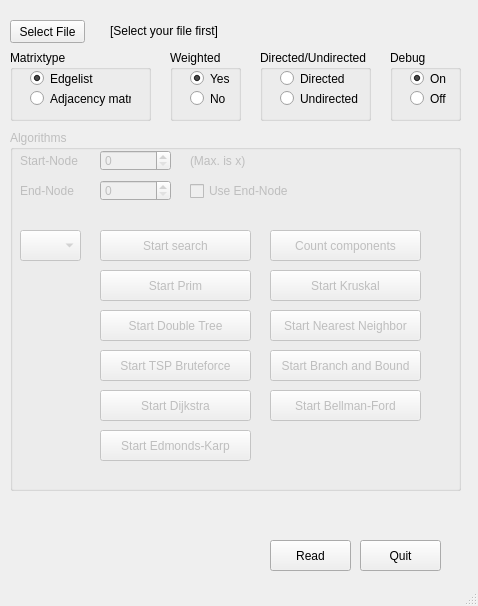
First picture: the form in mainwindow.ui, repository FNicolai/MMI, before the edit.
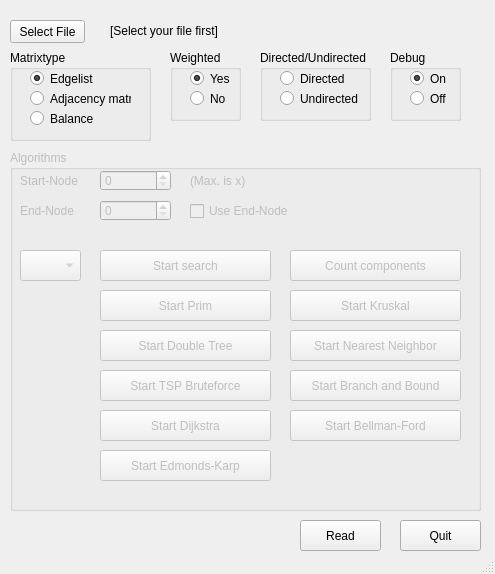
Second picture: the form after the edit.

Commit message:
Graph: Reading graph with balance and cost
- Added balance to node
- Added cost to edge
- Implemented new read function for new type of file
- Added new sample graphs
- Startet implementing cycle canceling algorithm
- Updated GUI for new type of file

```diff
--- a/mainwindow.ui
+++ b/mainwindow.ui
@@ -6,8 +6,8 @@
    <rect>
     <x>0</x>
     <y>0</y>
-    <width>478</width>
-    <height>606</height>
+    <width>495</width>
+    <height>574</height>
    </rect>
   </property>
   <property name="windowTitle">
@@ -20,7 +20,7 @@
       <x>10</x>
       <y>50</y>
       <width>141</width>
-      <height>71</height>
+      <height>91</height>
      </rect>
     </property>
     <property name="title">
@@ -55,6 +55,19 @@
       <string>Adjacency matrix</string>
      </property>
     </widget>
+    <widget class="QRadioButton" name="radioButton_balance_given">
+     <property name="geometry">
+      <rect>
+       <x>20</x>
+       <y>60</y>
+       <width>82</width>
+       <height>17</height>
+      </rect>
+     </property>
+     <property name="text">
+      <string>Balance</string>
+     </property>
+    </widget>
    </widget>
    <widget class="QPushButton" name="pushButton_read">
     <property name="enabled">
@@ -62,8 +75,8 @@
     </property>
     <property name="geometry">
      <rect>
-      <x>270</x>
-      <y>540</y>
+      <x>300</x>
+      <y>520</y>
       <width>81</width>
       <height>31</height>
      </rect>
@@ -171,8 +184,8 @@
    <widget class="QPushButton" name="pushButton_quit">
     <property name="geometry">
      <rect>
-      <x>360</x>
-      <y>540</y>
+      <x>400</x>
+      <y>520</y>
       <width>81</width>
       <height>31</height>
      </rect>
@@ -214,8 +227,8 @@
     <property name="geometry">
      <rect>
       <x>10</x>
-      <y>130</y>
-      <width>451</width>
+      <y>150</y>
+      <width>471</width>
       <height>361</height>
      </rect>
     </property>
@@ -227,7 +240,7 @@
       <rect>
        <x>90</x>
        <y>100</y>
-       <width>151</width>
+       <width>171</width>
        <height>31</height>
       </rect>
      </property>
@@ -290,9 +303,9 @@
     <widget class="QPushButton" name="pushButton_start_kruskal">
      <property name="geometry">
       <rect>
-       <x>260</x>
+       <x>280</x>
        <y>140</y>
-       <width>151</width>
+       <width>171</width>
        <height>31</height>
       </rect>
      </property>
@@ -305,7 +318,7 @@
       <rect>
        <x>90</x>
        <y>140</y>
-       <width>151</width>
+       <width>171</width>
        <height>31</height>
       </rect>
      </property>
@@ -316,9 +329,9 @@
     <widget class="QPushButton" name="pushButton_neares_neighbor">
      <property name="geometry">
       <rect>
-       <x>260</x>
+       <x>280</x>
        <y>180</y>
-       <width>151</width>
+       <width>171</width>
        <height>31</height>
       </rect>
      </property>
@@ -331,7 +344,7 @@
       <rect>
        <x>90</x>
        <y>180</y>
-       <width>151</width>
+       <width>171</width>
        <height>31</height>
       </rect>
      </property>
@@ -342,9 +355,9 @@
     <widget class="QPushButton" name="pushButton_start_branch_and_bound">
      <property name="geometry">
       <rect>
-       <x>260</x>
+       <x>280</x>
        <y>220</y>
-       <width>151</width>
+       <width>171</width>
        <height>31</height>
       </rect>
      </property>
@@ -357,7 +370,7 @@
       <rect>
        <x>90</x>
        <y>220</y>
-       <width>151</width>
+       <width>171</width>
        <height>31</height>
       </rect>
      </property>
@@ -370,7 +383,7 @@
       <rect>
        <x>90</x>
        <y>260</y>
-       <width>151</width>
+       <width>171</width>
        <height>31</height>
       </rect>
      </property>
@@ -426,9 +439,9 @@
     <widget class="QPushButton" name="pushButton_start_bellman_ford">
      <property name="geometry">
       <rect>
-       <x>260</x>
+       <x>280</x>
        <y>260</y>
-       <width>151</width>
+       <width>171</width>
        <height>31</height>
       </rect>
      </property>
@@ -439,9 +452,9 @@
     <widget class="QPushButton" name="pushButton_count_components">
      <property name="geometry">
       <rect>
-       <x>260</x>
+       <x>280</x>
        <y>100</y>
-       <width>151</width>
+       <width>171</width>
        <height>31</height>
       </rect>
      </property>
@@ -454,7 +467,7 @@
       <rect>
        <x>90</x>
        <y>300</y>
-       <width>151</width>
+       <width>171</width>
        <height>31</height>
       </rect>
      </property>
```
The commit also changes 14 other files.
